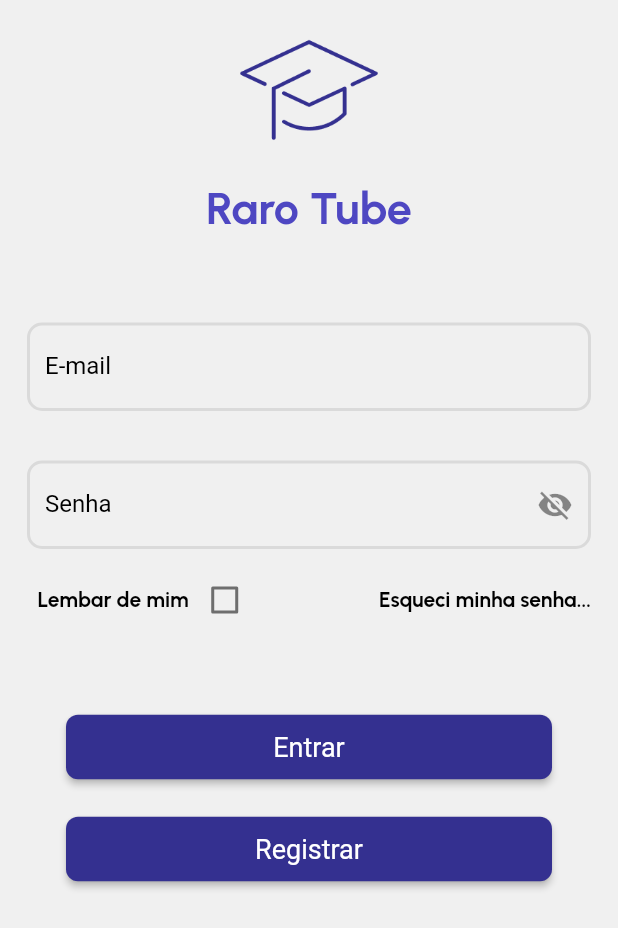
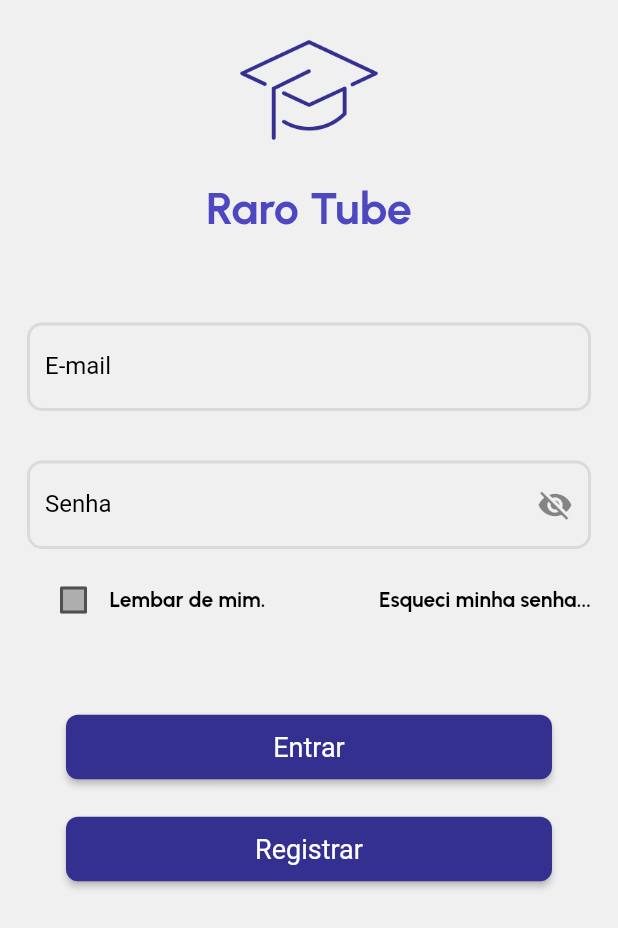
Before and after one commit to ericarodrigs/academy-projeto-final, a Flutter app: the LoginPage screen opened by its route, on a phone screen of 412 x 824 dp. Shown: the top 928 px of the screen. Run offline on Flutter 3.47's test engine with Material 2 defaults, Android fonts, the phone set to English and light mode, and no system bars; our stand-ins replace carousel_slider, dartz, dio, flutter_mobx, flutter_modular, flutter_secure_storage and 2 more; missing offline and left inert: flutter_inappwebview; accounts and stored records are empty; generated files the repository leaves out were written again; network calls fail.

Commit message:
Change button color

```diff
--- a/lib/src/modules/login_module/features/login/view/login_page.dart
+++ b/lib/src/modules/login_module/features/login/view/login_page.dart
@@ -80,16 +80,17 @@ class _LoginPageState extends State<LoginPage> {
                         padding: const EdgeInsets.fromLTRB(25, 10, 18, 0),
                         child: Row(
                           children: [
-                        const Text('Lembar de mim', style: TextStyles.black14BoldUrbanist),
                             WCheckBoxButton(
-                          checkColor: AppColors.darkGrey,
+                              checkColor: AppColors.lightPurple,
                               activeColor: AppColors.deepPurple,
                               value: loginController.isChecked,
-                          onChanged: (bool? value){
+                              onChanged: (bool? value) {
                                 loginController.changeChecked();
                                 loginController.rememberMe();
                               },
                             ),
+                            const Text('Lembar de mim.',
+                                style: TextStyles.black14BoldUrbanist),
                           ],
                         ),
                       ),
--- a/lib/src/w_system/atoms/buttons/w_checkbox_button.dart
+++ b/lib/src/w_system/atoms/buttons/w_checkbox_button.dart
@@ -1,4 +1,5 @@
 import 'package:flutter/material.dart';
+import 'package:rarovideowall/src/shared/constants/app_colors.dart';
 
 class WCheckBoxButton extends StatefulWidget {
   const WCheckBoxButton(
@@ -22,8 +23,13 @@ class _WCheckBoxButtonState extends State<WCheckBoxButton> {
   @override
   Widget build(BuildContext context) {
     return Checkbox(
+      fillColor: MaterialStateProperty.resolveWith<Color>((states) {
+        if (states.contains(MaterialState.selected)) {
+          return widget.activeColor!;
+        }
+        return AppColors.darkGrey;
+      }),
       checkColor: widget.checkColor,
-      activeColor: widget.activeColor,
       value: widget.value,
       onChanged: widget.onChanged,
     );
```
Lines whose indentation alone changed are shown as unchanged.
